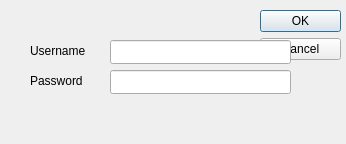
Old version of the form src/designer/login_dialog.ui in the repository idkravitz/grant-diagram.
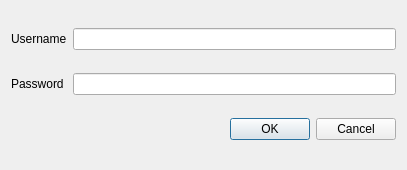
New version of the form.

Patch:
```diff
--- a/src/designer/login_dialog.ui
+++ b/src/designer/login_dialog.ui
@@ -9,8 +9,8 @@
    <rect>
     <x>0</x>
     <y>0</y>
-    <width>346</width>
-    <height>144</height>
+    <width>407</width>
+    <height>170</height>
    </rect>
   </property>
   <property name="sizePolicy">
@@ -25,68 +25,41 @@
   <property name="modal">
    <bool>true</bool>
   </property>
-  <widget class="QDialogButtonBox" name="buttonBox">
-   <property name="geometry">
-    <rect>
-     <x>260</x>
-     <y>10</y>
-     <width>81</width>
-     <height>121</height>
-    </rect>
-   </property>
-   <property name="orientation">
-    <enum>Qt::Vertical</enum>
-   </property>
-   <property name="standardButtons">
-    <set>QDialogButtonBox::Cancel|QDialogButtonBox::Ok</set>
-   </property>
-  </widget>
-  <widget class="QLineEdit" name="lineEdit">
-   <property name="geometry">
-    <rect>
-     <x>110</x>
-     <y>40</y>
-     <width>181</width>
-     <height>24</height>
-    </rect>
-   </property>
-  </widget>
-  <widget class="QLabel" name="label">
-   <property name="geometry">
-    <rect>
-     <x>30</x>
-     <y>40</y>
-     <width>71</width>
-     <height>21</height>
-    </rect>
-   </property>
-   <property name="text">
-    <string>Username</string>
-   </property>
-  </widget>
-  <widget class="QLineEdit" name="lineEdit_2">
-   <property name="geometry">
-    <rect>
-     <x>110</x>
-     <y>70</y>
-     <width>181</width>
-     <height>24</height>
-    </rect>
-   </property>
-  </widget>
-  <widget class="QLabel" name="label_2">
-   <property name="geometry">
-    <rect>
-     <x>30</x>
-     <y>70</y>
-     <width>61</width>
-     <height>21</height>
-    </rect>
-   </property>
-   <property name="text">
-    <string>Password</string>
-   </property>
-  </widget>
+  <layout class="QGridLayout" name="gridLayout">
+   <item row="1" column="0">
+    <widget class="QLabel" name="label">
+     <property name="text">
+      <string>Username</string>
+     </property>
+    </widget>
+   </item>
+   <item row="1" column="1">
+    <widget class="QLineEdit" name="lineEdit"/>
+   </item>
+   <item row="3" column="0">
+    <widget class="QLabel" name="label_2">
+     <property name="text">
+      <string>Password</string>
+     </property>
+    </widget>
+   </item>
+   <item row="3" column="1">
+    <widget class="QLineEdit" name="lineEdit_2"/>
+   </item>
+   <item row="4" column="1">
+    <widget class="QDialogButtonBox" name="buttonBox">
+     <property name="orientation">
+      <enum>Qt::Horizontal</enum>
+     </property>
+     <property name="standardButtons">
+      <set>QDialogButtonBox::Cancel|QDialogButtonBox::Ok</set>
+     </property>
+     <property name="centerButtons">
+      <bool>false</bool>
+     </property>
+    </widget>
+   </item>
+  </layout>
  </widget>
  <resources/>
  <connections>
```
Left out of the diff: 8 changed lines with no effect on the pictures.
